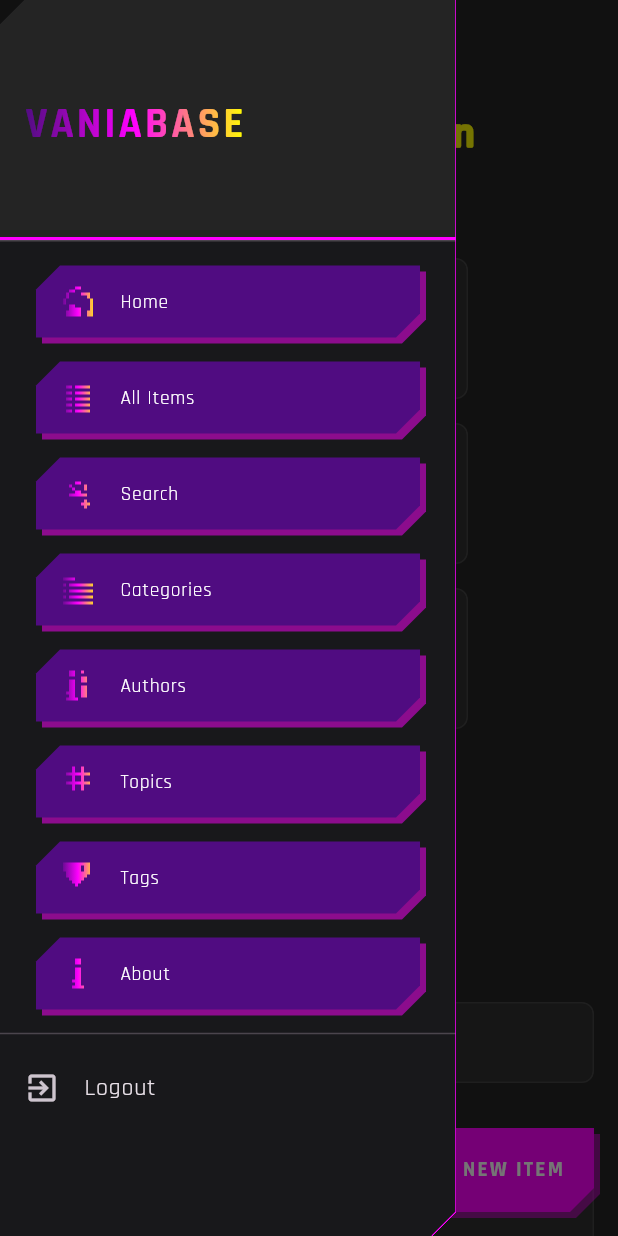
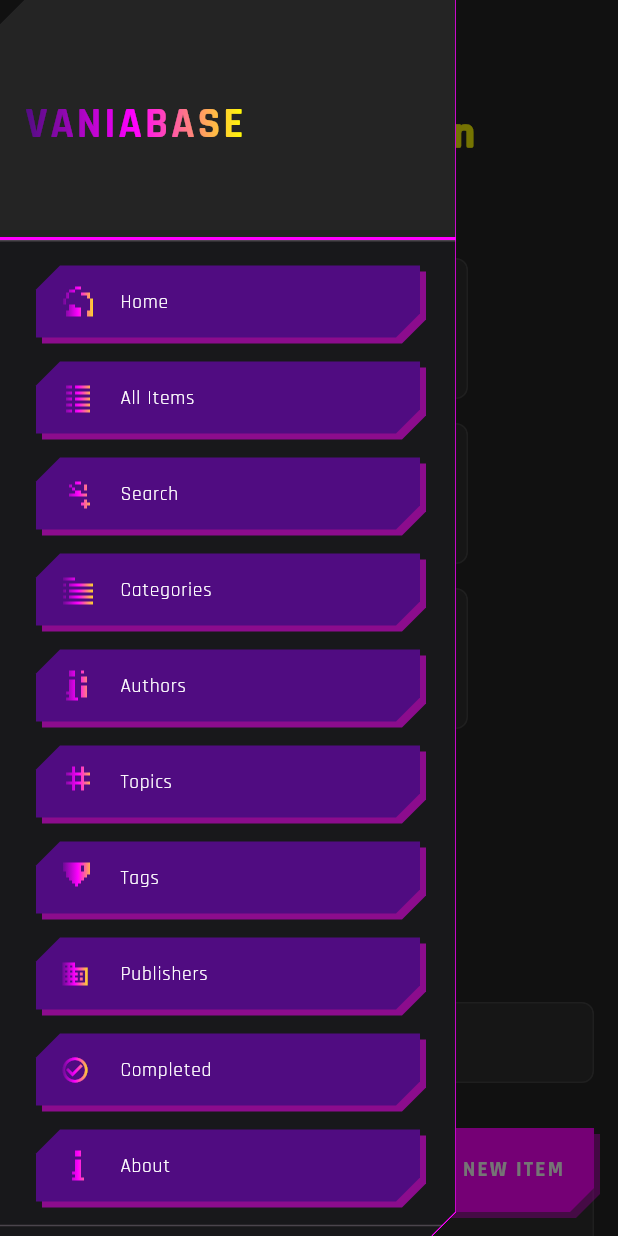
Before and after one commit to lunaticfriki/vaniabase_flutter, a Flutter app: the _HomeView screen opened directly, with the side drawer open, on a phone screen of 412 x 824 dp. Run offline on Flutter 3.47's test engine with Material 3 defaults, Android fonts, the phone set to English and light mode, and no system bars; our stand-ins replace cloud_firestore, equatable, firebase_auth, firebase_core, firebase_storage, flutter_bloc and 7 more; accounts and stored records are empty.

Commit message:
publishers and completed screens

```diff
--- a/lib/presentation/router/app_router.dart
+++ b/lib/presentation/router/app_router.dart
@@ -16,6 +16,8 @@ import '../screens/login_screen.dart';
 import '../screens/item_detail_screen.dart';
 import '../screens/new_item_screen.dart';
 import '../screens/edit_item_screen.dart';
+import '../screens/publishers_screen.dart';
+import '../screens/completed_items_screen.dart';
 import '../../domain/entities/item.dart';
 
 class GoRouterRefreshStream extends ChangeNotifier {
@@ -59,6 +61,10 @@ class AppRouter {
         builder: (context, state) => const AllItemsScreen(),
       ),
       GoRoute(
+        path: '/completed',
+        builder: (context, state) => const CompletedItemsScreen(),
+      ),
+      GoRoute(
         path: '/search',
         builder: (context, state) => const SearchScreen(),
       ),
@@ -70,6 +76,11 @@ class AppRouter {
         path: '/categories',
         builder: (context, state) =>
             CategoriesScreen(initialCategory: state.extra as String?),
+      ),
+      GoRoute(
+        path: '/publishers',
+        builder: (context, state) =>
+            PublishersScreen(initialPublisher: state.extra as String?),
       ),
       GoRoute(
         path: '/authors',
--- a/lib/presentation/screens/home_screen.dart
+++ b/lib/presentation/screens/home_screen.dart
@@ -321,7 +321,7 @@ class _HomeViewState extends State<_HomeView> {
               ? publishersList
               : state.publishers.map((p) => MapEntry(p, p)).toList(),
           Colors.pinkAccent,
-          '/',
+          '/publishers',
         ),
         const SizedBox(height: 16),
         _buildListRow(
@@ -331,7 +331,7 @@ class _HomeViewState extends State<_HomeView> {
               ? last5CompletedNames
               : [const MapEntry('No items completed', 'No items completed')],
           Colors.greenAccent,
-          '/',
+          '/completed',
         ),
       ],
     );
--- a/lib/presentation/widgets/main_drawer.dart
+++ b/lib/presentation/widgets/main_drawer.dart
@@ -159,6 +159,22 @@ class MainDrawer extends StatelessWidget {
                   ),
                   _buildDrawerItem(
                     context,
+                    const Icon(Icons.business), // publisher icon
+                    'Publishers',
+                    '/publishers',
+                    tileColor,
+                    textColor,
+                  ),
+                  _buildDrawerItem(
+                    context,
+                    const Icon(Icons.check_circle_outline), // completed icon
+                    'Completed',
+                    '/completed',
+                    tileColor,
+                    textColor,
+                  ),
+                  _buildDrawerItem(
+                    context,
                     PixelIcons.about,
                     'About',
                     '/about',
```
Also changed, not shown: lib/presentation/screens/completed_items_screen.dart (added, +112 -0 lines), lib/presentation/screens/publishers_screen.dart (added, +111 -0 lines).
